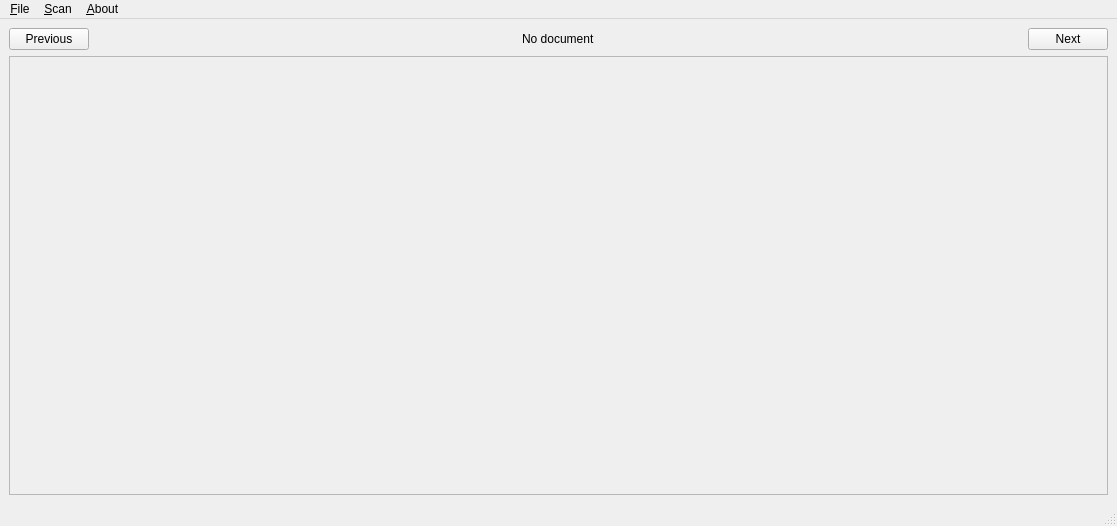
Above: src/ui/main.ui from wxgeo/ptyx-mcq-corrector before the change. Below: the same form after it.
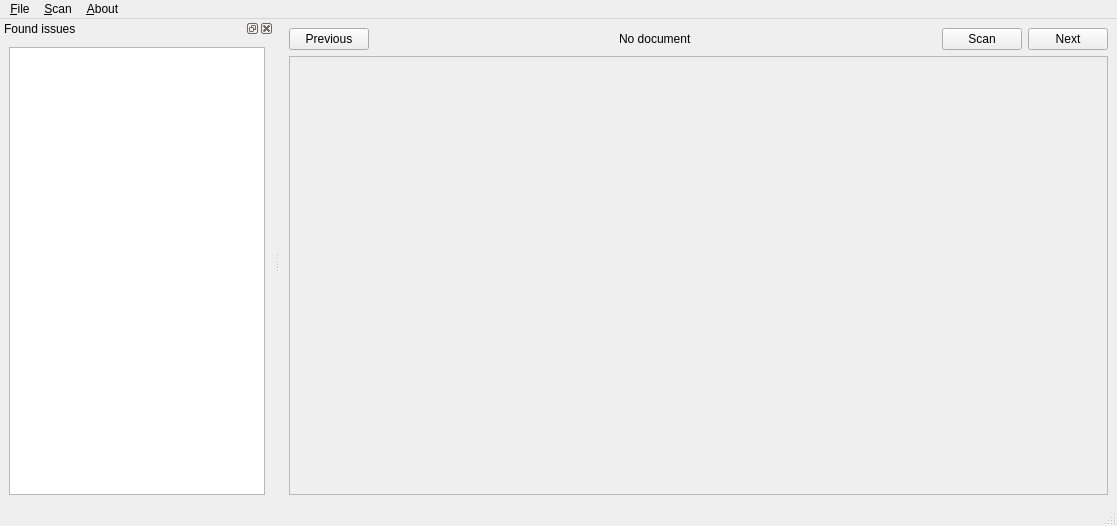
That is the form after the change. Icons and pictures are not drawn.

```diff
--- a/src/ui/main.ui
+++ b/src/ui/main.ui
@@ -14,6 +14,9 @@
    <string>MainWindow</string>
   </property>
   <widget class="QWidget" name="centralwidget">
+   <property name="layoutDirection">
+    <enum>Qt::LeftToRight</enum>
+   </property>
    <layout class="QVBoxLayout" name="verticalLayout">
     <item>
      <layout class="QHBoxLayout" name="horizontalLayout">
@@ -63,6 +66,13 @@
         </property>
        </spacer>
       </item>
+      <item>
+       <widget class="QPushButton" name="action_button">
+        <property name="text">
+         <string>Scan</string>
+        </property>
+       </widget>
+      </item>
       <item>
        <widget class="QPushButton" name="next_button">
         <property name="text">
@@ -82,7 +92,7 @@
         <rect>
          <x>0</x>
          <y>0</y>
-         <width>1097</width>
+         <width>817</width>
          <height>426</height>
         </rect>
        </property>
@@ -135,6 +145,21 @@
    <addaction name="menu_About"/>
   </widget>
   <widget class="QStatusBar" name="statusbar"/>
+  <widget class="QDockWidget" name="issuesDock">
+   <property name="windowTitle">
+    <string>Found issues</string>
+   </property>
+   <attribute name="dockWidgetArea">
+    <number>1</number>
+   </attribute>
+   <widget class="QWidget" name="dockWidgetContents">
+    <layout class="QVBoxLayout" name="verticalLayout_3">
+     <item>
+      <widget class="QTreeView" name="issuesView"/>
+     </item>
+    </layout>
+   </widget>
+  </widget>
   <action name="action_Open_directory">
    <property name="text">
     <string>&amp;Select configuration file</string>
```
Left out of the diff: 30 changed lines with no effect on the pictures.
